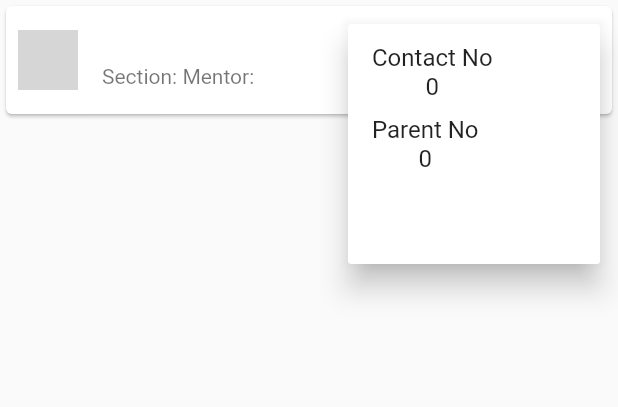
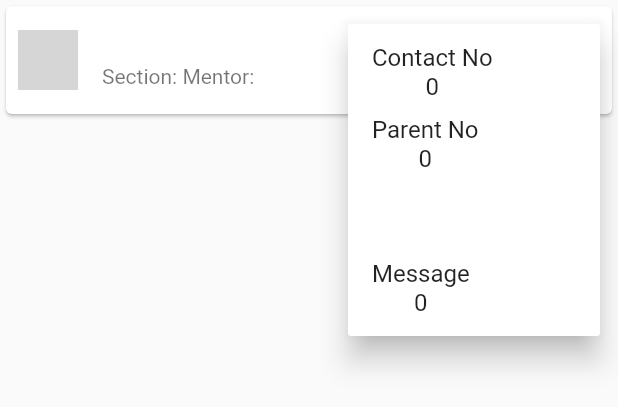
Before and after one commit to akshayyadav76/the_management, a Flutter app: the StudentTile widget shown alone on an empty page, opened directly, after a tap on the "more vert" icon, on a phone screen of 412 x 824 dp. Shown: the top 407 px of the screen. Run offline on Flutter 3.47's test engine with Material 2 defaults, Android fonts, the phone set to English and light mode, and no system bars; Roboto replaces fonts that are missing (OleoScript); grey boxes are pictures that could not be loaded.

Commit message:
added surveillance list..

```diff
--- a/lib/main.dart
+++ b/lib/main.dart
@@ -5,6 +5,7 @@ import './screens/dashboard_screen.dart';
 import './screens/students_list_screen.dart';
 import './provider/students.dart';
 import './provider/student.dart';
+import './screens/surveillance_list.dart';
 
 void main(){
   runApp(TheManagement());
@@ -34,6 +35,7 @@ class TheManagement extends StatelessWidget {
           home: DashBoardScreen(),
           routes: {
             StudentsListScreen.routeName:(conttext)=>StudentsListScreen(),
+            SurveillanceList.routeName:(context)=>SurveillanceList(),
           },
         ),
       );
--- a/lib/screens/dashboard_screen.dart
+++ b/lib/screens/dashboard_screen.dart
@@ -74,6 +74,7 @@ class _DashBoardScreenState extends State<DashBoardScreen> {
                   ],
                 ),
               ),
+              Text('------Recent------'),
               Expanded(child: SingleChildScrollView(
                 child: Column(children: <Widget>[
                   Text('ssfsdf',style: TextStyle(fontSize: 50),),
--- a/lib/widget/my_drawer.dart
+++ b/lib/widget/my_drawer.dart
@@ -1,4 +1,6 @@
 import 'package:flutter/material.dart';
+
+import '../screens/surveillance_list.dart';
 
 
 class MyDrawer extends StatelessWidget {
@@ -20,7 +22,9 @@ class MyDrawer extends StatelessWidget {
           ),
 
           ListTile(title: Text("Visit Website"),),
-          ListTile(title: Text("Servilas LIst"),),
+          ListTile(title: Text("Servilas LIst"),onTap: (){
+            Navigator.of(context).pushNamed(SurveillanceList.routeName);
+          },),
           ListTile(title: Text("something realated to library"),),
           ListTile(title: Text("image of college number"),),
 
--- a/lib/widget/student_tile.dart
+++ b/lib/widget/student_tile.dart
@@ -1,37 +1,27 @@
 import 'package:flutter/cupertino.dart';
 import 'package:flutter/material.dart';
 import 'package:provider/provider.dart';
+import 'package:url_launcher/url_launcher.dart';
+
 
 import '../provider/student.dart';
 
+
 class StudentTile extends StatelessWidget {
-//  final String studentName;
-//  final String section;
-//  final String mentor;
-//  final String emailId;
-//  final String photo;
-//  final int contactNo;
-//  final int parentNo;
-//  final bool isSurveillance;
 
-//  StudentTile({
-//    this.studentName,
-//    this.section,
-//    this.mentor,
-//    this.emailId,
-//    this.photo,
-//    this.isSurveillance,
-//    this.contactNo,
-//    this.parentNo,
-//  });
+  Future _lunch(var numberEmail) async {
+    final url = numberEmail;
+    if (await canLaunch(url)) {
+      await launch(url);
+    } else {
+      throw 'error';
+    }
+  }
 
-Widget todo(){
-  return PopupMenuItem();
-}
 
   @override
   Widget build(BuildContext context) {
-    final student =Provider.of<Student>(context,listen: false);
+    final student = Provider.of<Student>(context, listen: false);
     print('build');
     return Card(
       child: ListTile(
@@ -43,36 +33,60 @@ Widget todo(){
         trailing: Row(
           // mainAxisAlignment: MainAxisAlignment.end,
           mainAxisSize: MainAxisSize.min,
-
           children: <Widget>[
-                //SizedBox(width: 6,),
-            Consumer<Student>(builder: (cont,studentCons,ch){
+            Consumer<Student>(
+              builder: (cont, studentCons, ch) {
                 return GestureDetector(
-                  child: Icon(studentCons.isSurveillance?Icons.star:Icons.star_border),
+                  child: Icon(studentCons.isSurveillance
+                      ? Icons.star
+                      : Icons.star_border),
                   onTap: () {
-                student.changeSurveillance();},
-              );},
+                    student.changeSurveillance();
+                  },
+                );
+              },
             ),
             PopupMenuButton(
-              icon: Icon(Icons.more_vert,),
-            itemBuilder: (_)=>[
-              PopupMenuItem(child: GestureDetector(
+              icon: Icon(
+                Icons.more_vert,
+              ),
+              itemBuilder: (_) => [
+                PopupMenuItem(
+                  value: 'tel:${student.contactNo}',
                     child: Column(children: <Widget>[
                       Text("Contact No"),
-                  Text('${student.contactNo}')]),
-              ),),PopupMenuItem(child: GestureDetector(
+                      Text('${student.contactNo}')
+                    ]),
+                ),
+                PopupMenuItem(
+                  value: 'tel:${student.parentNo}',
+                  child: GestureDetector(
                     child: Column(children: <Widget>[
                       Text("Parent No"),
-                  Text('${student.parentNo}')]),
-              ),),
-              PopupMenuItem(
-                child: GestureDetector(
-              child:Text('${student.emailId}')
+                      Text('${student.parentNo}')
+                    ]),
                   ),
                 ),
-            ],),
+                PopupMenuItem(
+                  value: 'mailto:${student.emailId}',
+                  child: GestureDetector(
 
+                      child: Text('${student.emailId}')),
+                ),
+                PopupMenuItem(
+                  value: 'sms:${student.parentNo}',
+                  child: GestureDetector(
+                    child: Column(children: <Widget>[
+                      Text("Message"),
+                      Text('${student.contactNo}')
+                    ]),
+                  ),
+                ),
+              ],
+              onSelected: (value)=>_lunch(value),
+             // onCanceled: (){Navigator.of(context).pop();},
 
+            ),
           ],
         ),
         subtitle: Row(
--- a/pubspec.yaml
+++ b/pubspec.yaml
@@ -24,6 +24,7 @@ dependencies:
   # Use with the CupertinoIcons class for iOS style icons.
   cupertino_icons: ^0.1.2
   provider: ^4.0.1
+  url_launcher: ^5.4.1
 
 dev_dependencies:
   flutter_test:
```
Also changed, not shown: lib/provider/students.dart (+15 -0 lines), lib/screens/students_list_screen.dart (+121 -15 lines), lib/screens/surveillance_list.dart (added, +27 -0 lines), lib/widget/surveillance_tile.dart (added, +24 -0 lines), pubspec.lock. Lines whose indentation alone changed are shown as unchanged.
